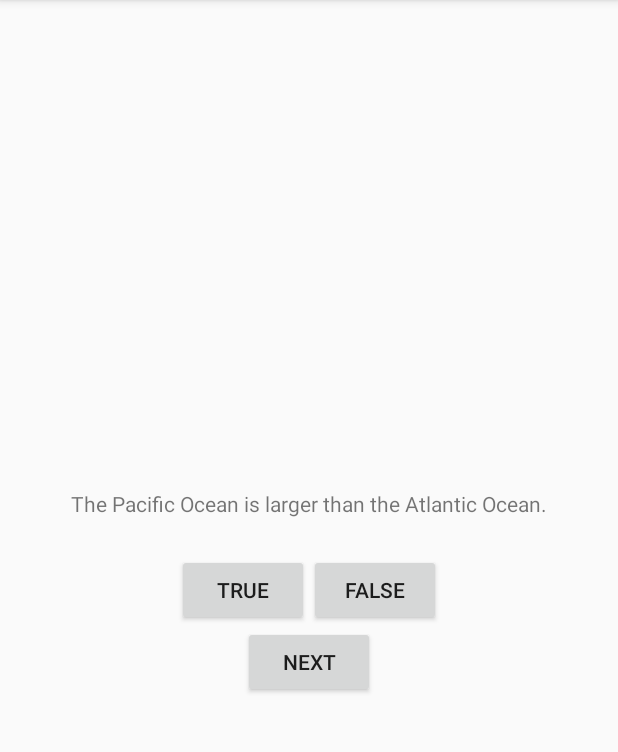
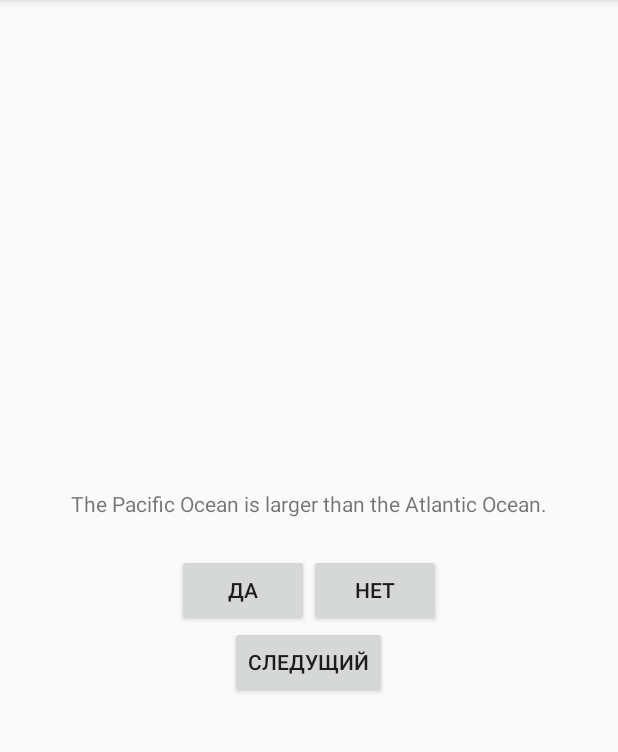
Before and after one commit to DulajDil/AndroidTrainig, an Android app: the screen it shows after launch (QuizActivity), on a phone screen of 412 x 824 dp, the part 84-836 px from its top. Run offline under Robolectric (Android 15) with nearby library versions, the phone set to English and light mode, and no system bars.

Commit message:
rus local for string view add method checking answer

```diff
--- a/GeoQuiz/app/src/main/res/values/strings.xml
+++ b/GeoQuiz/app/src/main/res/values/strings.xml
@@ -1,10 +1,10 @@
 <resources>
     <string name="app_name">"GeoQuiz "</string>
-    <string name="true_button">True</string>
-    <string name="false_button">False</string>
-    <string name="next_button">Next</string>
-    <string name="correct_toast">Correct!</string>
-    <string name="incorrect_toast">Incorrect!</string>
+    <string name="true_button">Да</string>
+    <string name="false_button">Нет</string>
+    <string name="next_button">Следущий</string>
+    <string name="correct_toast">Верно!</string>
+    <string name="incorrect_toast">Не верно!</string>
     <string name="action_settings">Settings</string>
     <string
         name="question_oceans">The Pacific Ocean is larger than     the Atlantic Ocean.
```
Also changed, not shown: GeoQuiz/app/src/main/java/com/example/igolu/geoquiz/QuizActivity.java (+18 -6 lines).
